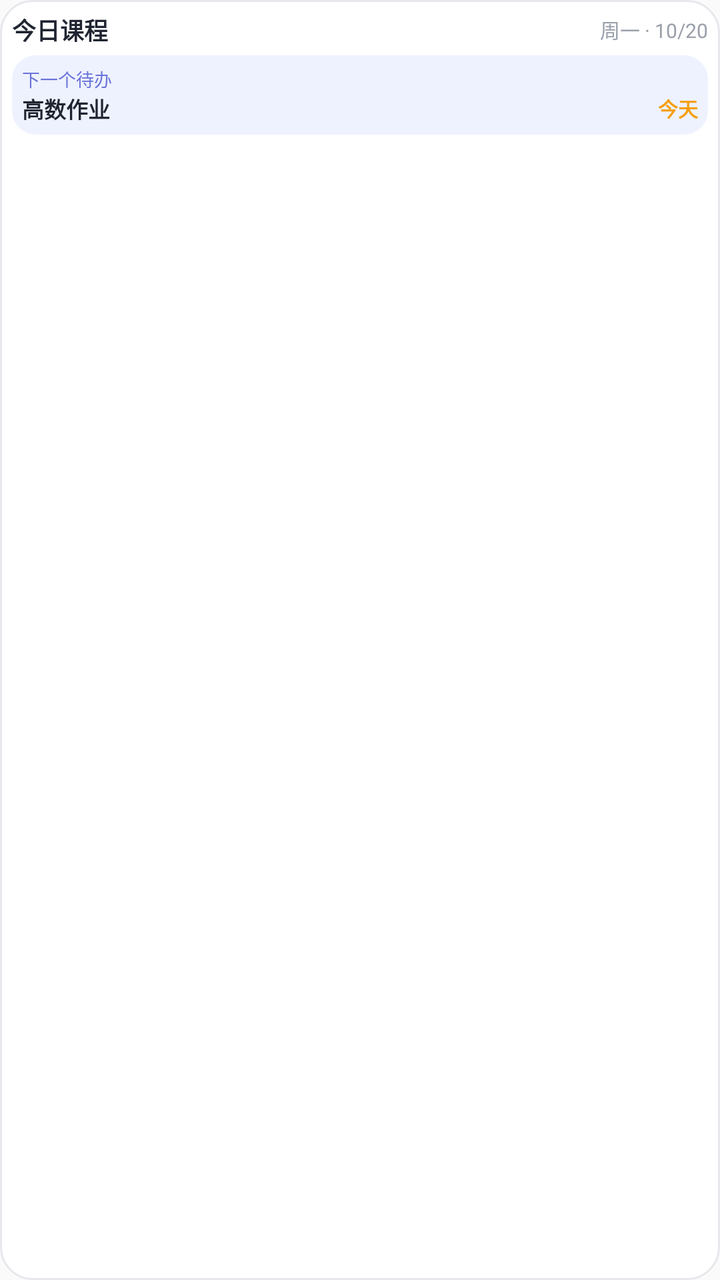
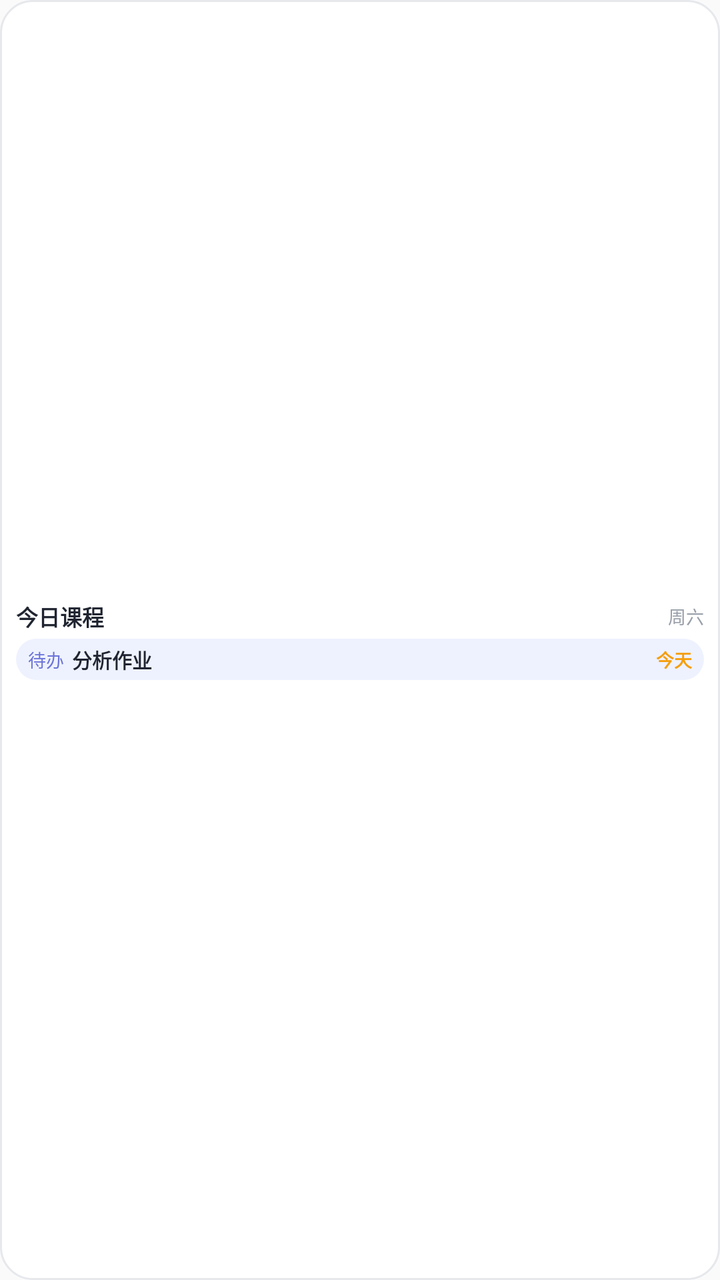

Before-and-after screenshots of an Android layout around one commit, followed by the original layout XML and the change that was made.
<!-- AndroidManifest.xml: application theme AppTheme -->
<!-- res/layout/widget_layout_1x2.xml -->
<?xml version="1.0" encoding="utf-8"?>
<FrameLayout xmlns:android="http://schemas.android.com/apk/res/android"
    android:id="@+id/widget_root"
    android:layout_width="match_parent"
    android:layout_height="match_parent"
    android:background="@drawable/widget_bg"
    android:padding="6dp">

    <LinearLayout
        android:layout_width="match_parent"
        android:layout_height="match_parent"
        android:orientation="vertical">

        <LinearLayout
            android:layout_width="match_parent"
            android:layout_height="wrap_content"
            android:gravity="center_vertical"
            android:orientation="horizontal"
            android:paddingBottom="2dp">

            <TextView
                android:id="@+id/widget_title"
                android:layout_width="0dp"
                android:layout_height="wrap_content"
                android:layout_weight="1"
                android:text="今日课程"
                android:textColor="#1f2430"
                android:textSize="12sp"
                android:textStyle="bold" />

            <TextView
                android:id="@+id/widget_date"
                android:layout_width="wrap_content"
                android:layout_height="wrap_content"
                android:text="周一 · 10/20"
                android:textColor="#9aa0aa"
                android:textSize="10sp" />
        </LinearLayout>

        <ListView
            android:id="@+id/widget_list"
            android:layout_width="match_parent"
            android:layout_height="0dp"
            android:layout_weight="0"
            android:divider="@null"
            android:scrollbars="none" />

        <TextView
            android:id="@+id/widget_empty"
            android:layout_width="match_parent"
            android:layout_height="0dp"
            android:layout_weight="0"
            android:gravity="center"
            android:text="今天没有课"
            android:textColor="#9aa0aa"
            android:textSize="12sp"
            android:visibility="gone" />

        <LinearLayout
            android:layout_width="match_parent"
            android:layout_height="wrap_content"
            android:layout_marginTop="2dp"
            android:background="@drawable/widget_todo_bg"
            android:orientation="vertical"
            android:padding="5dp">

            <TextView
                android:id="@+id/todo_label"
                android:layout_width="wrap_content"
                android:layout_height="wrap_content"
                android:text="下一个待办"
                android:textColor="#6b73d8"
                android:textSize="9sp" />

            <LinearLayout
                android:layout_width="match_parent"
                android:layout_height="wrap_content"
                android:gravity="center_vertical"
                android:orientation="horizontal">

                <TextView
                    android:id="@+id/todo_title"
                    android:layout_width="0dp"
                    android:layout_height="wrap_content"
                    android:layout_weight="1"
                    android:ellipsize="end"
                    android:singleLine="true"
                    android:text="高数作业"
                    android:textColor="#1f2430"
                    android:textSize="11sp"
                    android:textStyle="bold" />

                <TextView
                    android:id="@+id/todo_remain"
                    android:layout_width="wrap_content"
                    android:layout_height="wrap_content"
                    android:text="今天"
                    android:textColor="#f59e0b"
                    android:textSize="10sp"
                    android:textStyle="bold" />
            </LinearLayout>
        </LinearLayout>

    </LinearLayout>
</FrameLayout>
<!-- resources referenced by this layout -->
<resources>
  <!-- drawable widget_bg (drawable) -->
  <?xml version="1.0" encoding="utf-8"?>
  <shape xmlns:android="http://schemas.android.com/apk/res/android"
      android:shape="rectangle">
      <solid android:color="#ffffff" />
      <corners android:radius="16dp" />
      <stroke
          android:width="1dp"
          android:color="#e6e8ec" />
  </shape>
  <!-- drawable widget_todo_bg (drawable) -->
  <?xml version="1.0" encoding="utf-8"?>
  <shape xmlns:android="http://schemas.android.com/apk/res/android"
      android:shape="rectangle">
      <solid android:color="#eef2ff" />
      <corners android:radius="12dp" />
  </shape>
  <style name="AppTheme" parent="Theme.AppCompat.Light.DarkActionBar">
          
          <item name="colorPrimary">@color/colorPrimary</item>
          <item name="colorPrimaryDark">@color/colorPrimaryDark</item>
          <item name="colorAccent">@color/colorAccent</item>
      </style>
</resources>

<!-- the commit's change to res/layout/widget_layout_1x2.xml (unified diff, before → after) -->
@@ -4,101 +4,86 @@
     android:layout_width="match_parent"
     android:layout_height="match_parent"
     android:background="@drawable/widget_bg"
-    android:padding="6dp">
+    android:paddingHorizontal="8dp"
+    android:paddingVertical="5dp">
 
     <LinearLayout
         android:layout_width="match_parent"
         android:layout_height="match_parent"
+        android:gravity="center_vertical"
         android:orientation="vertical">
 
         <LinearLayout
             android:layout_width="match_parent"
             android:layout_height="wrap_content"
             android:gravity="center_vertical"
-            android:orientation="horizontal"
-            android:paddingBottom="2dp">
+            android:orientation="horizontal">
 
             <TextView
                 android:id="@+id/widget_title"
                 android:layout_width="0dp"
                 android:layout_height="wrap_content"
                 android:layout_weight="1"
+                android:ellipsize="end"
+                android:singleLine="true"
                 android:text="今日课程"
                 android:textColor="#1f2430"
-                android:textSize="12sp"
+                android:textSize="11sp"
                 android:textStyle="bold" />
 
             <TextView
                 android:id="@+id/widget_date"
                 android:layout_width="wrap_content"
                 android:layout_height="wrap_content"
-                android:text="周一 · 10/20"
+                android:paddingStart="4dp"
+                android:singleLine="true"
+                android:text="周六"
                 android:textColor="#9aa0aa"
-                android:textSize="10sp" />
+                android:textSize="9sp" />
         </LinearLayout>
-
-        <ListView
-            android:id="@+id/widget_list"
-            android:layout_width="match_parent"
-            android:layout_height="0dp"
-            android:layout_weight="0"
-            android:divider="@null"
-            android:scrollbars="none" />
-
-        <TextView
-            android:id="@+id/widget_empty"
-            android:layout_width="match_parent"
-            android:layout_height="0dp"
-            android:layout_weight="0"
-            android:gravity="center"
-            android:text="今天没有课"
-            android:textColor="#9aa0aa"
-            android:textSize="12sp"
-            android:visibility="gone" />
 
         <LinearLayout
             android:layout_width="match_parent"
             android:layout_height="wrap_content"
-            android:layout_marginTop="2dp"
+            android:layout_marginTop="3dp"
             android:background="@drawable/widget_todo_bg"
-            android:orientation="vertical"
-            android:padding="5dp">
+            android:gravity="center_vertical"
+            android:orientation="horizontal"
+            android:paddingHorizontal="6dp"
+            android:paddingVertical="3dp">
 
             <TextView
                 android:id="@+id/todo_label"
                 android:layout_width="wrap_content"
                 android:layout_height="wrap_content"
-                android:text="下一个待办"
+                android:paddingEnd="4dp"
+                android:singleLine="true"
+                android:text="待办"
                 android:textColor="#6b73d8"
                 android:textSize="9sp" />
 
-            <LinearLayout
-                android:layout_width="match_parent"
+            <TextView
+                android:id="@+id/todo_title"
+                android:layout_width="0dp"
                 android:layout_height="wrap_content"
-                android:gravity="center_vertical"
-                android:orientation="horizontal">
+                android:layout_weight="1"
+                android:ellipsize="end"
+                android:singleLine="true"
+                android:text="分析作业"
+                android:textColor="#1f2430"
+                android:textSize="10sp"
+                android:textStyle="bold" />
 
-                <TextView
-                    android:id="@+id/todo_title"
-                    android:layout_width="0dp"
-                    android:layout_height="wrap_content"
-                    android:layout_weight="1"
-                    android:ellipsize="end"
-                    android:singleLine="true"
-                    android:text="高数作业"
-                    android:textColor="#1f2430"
-                    android:textSize="11sp"
-                    android:textStyle="bold" />
-
-                <TextView
-                    android:id="@+id/todo_remain"
-                    android:layout_width="wrap_content"
-                    android:layout_height="wrap_content"
-                    android:text="今天"
-                    android:textColor="#f59e0b"
-                    android:textSize="10sp"
-                    android:textStyle="bold" />
-            </LinearLayout>
+            <TextView
+                android:id="@+id/todo_remain"
+                android:layout_width="wrap_content"
+                android:layout_height="wrap_content"
+                android:paddingStart="4dp"
+                android:singleLine="true"
+                android:text="今天"
+                android:textColor="#f59e0b"
+                android:textSize="9sp"
+                android:textStyle="bold" />
         </LinearLayout>
 
     </LinearLayout>
